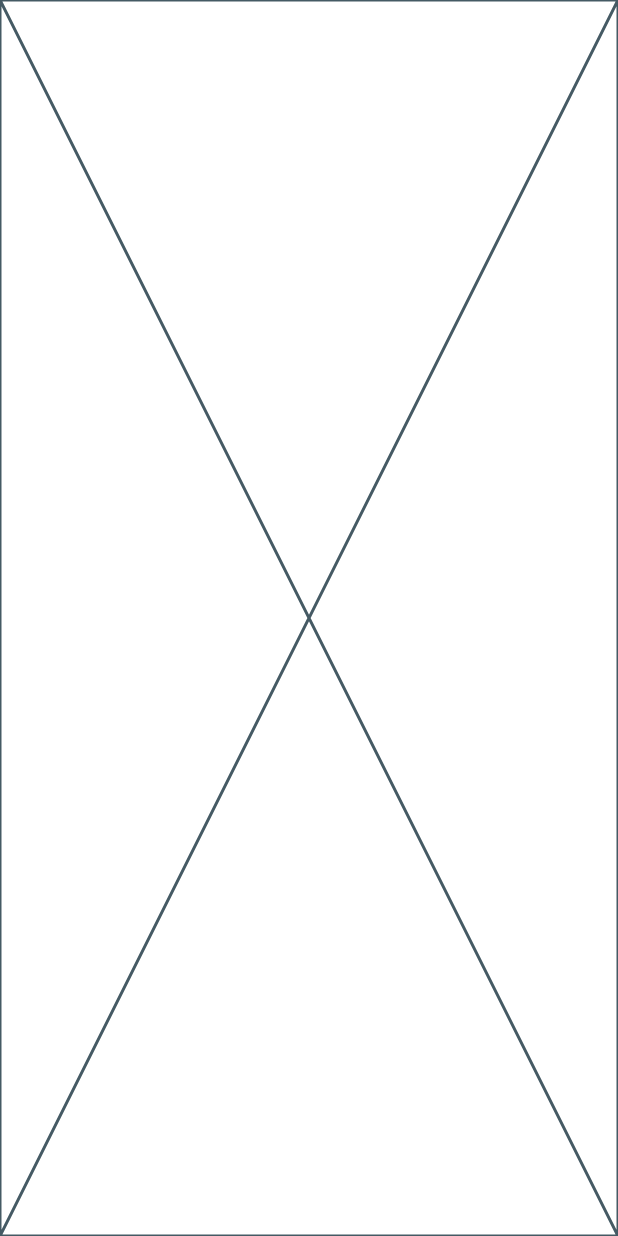
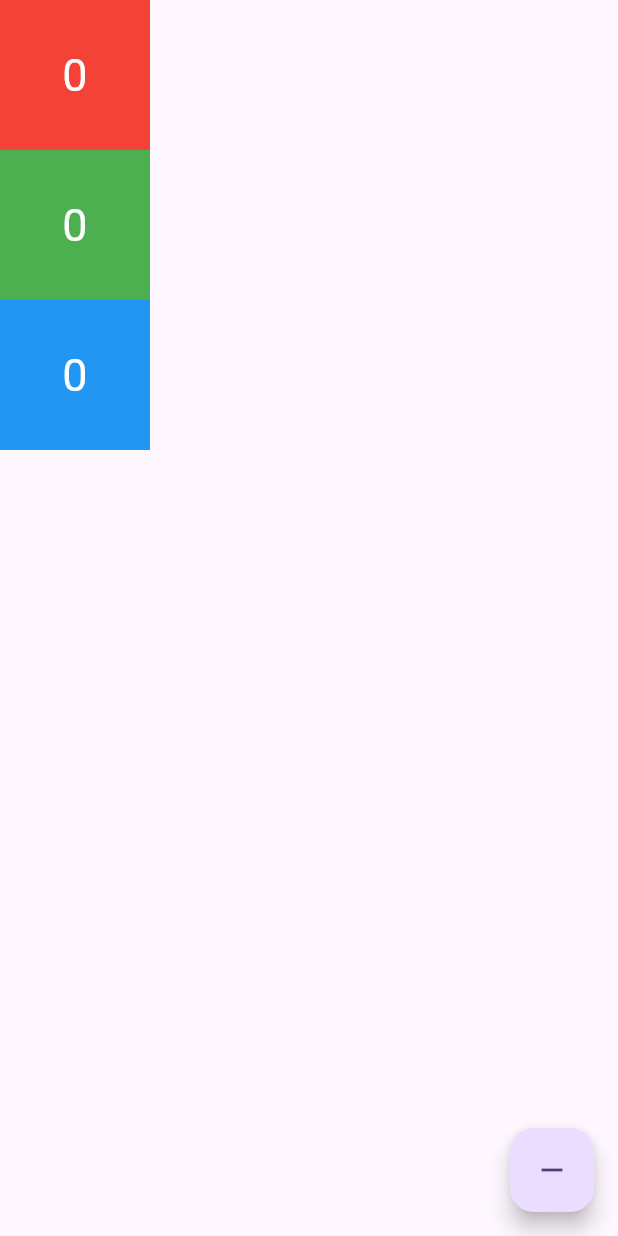
Before and after one commit to jjeejj/flutter_demo, a Flutter app: the screen it shows after launch, on a phone screen of 412 x 824 dp. Run offline on Flutter 3.47's test engine with Material 3 defaults, Android fonts, the phone set to English and light mode, and no system bars; our stand-ins replace flutter_riverpod, riverpod_annotation; generated files the repository leaves out were written again.

Commit message:
feat: widget key

```diff
--- a/lib/main.dart
+++ b/lib/main.dart
@@ -1,4 +1,5 @@
 import 'package:flutter/material.dart';
+import 'package:flutter_wechat_demo/pages/key/key.dart';
 
 import 'pages/post.dart';
 
@@ -14,6 +15,7 @@ class MyApp extends StatelessWidget {
   Widget build(BuildContext context) {
     return MaterialApp(
       title: 'Flutter Demo',
+      debugShowCheckedModeBanner: false,
       theme: ThemeData(
         // This is the theme of your application.
         //
@@ -33,7 +35,7 @@ class MyApp extends StatelessWidget {
         colorScheme: ColorScheme.fromSeed(seedColor: Colors.deepPurple),
         useMaterial3: true,
       ),
-      home: const PostEditPage(),
+      home: const TestKeyPage(),
     );
   }
 }
--- /dev/null
+++ b/lib/pages/key/key.dart
@@ -0,0 +1,63 @@
+import 'package:flutter/material.dart';
+
+class TestKeyPage extends StatefulWidget {
+  const TestKeyPage({super.key});
+
+  @override
+  State<StatefulWidget> createState() => _TestKeyPageState();
+}
+
+class _TestKeyPageState extends State<TestKeyPage> {
+  List<Widget> items = [
+    const TestKeyWidget(key:ValueKey(1),color: Colors.red),
+    const TestKeyWidget(key:ValueKey(2),color: Colors.green),
+    const TestKeyWidget(key:ValueKey(3),color: Colors.blue),
+    // const TestKeyWidget(color: Colors.yellow),
+    // const TestKeyWidget(color: Colors.orange),
+    // const TestKeyWidget(color: Colors.purple),
+    // const TestKeyWidget(color: Colors.pink),
+    // const TestKeyWidget(color: Colors.brown),
+  ];
+  @override
+  Widget build(BuildContext context) {
+    return Scaffold(
+        floatingActionButton: FloatingActionButton(
+          onPressed: () {
+            items.removeAt(0);
+            setState(() {});
+          },
+          child: const Icon(Icons.remove),
+        ),
+        body: Column(
+          children: items,
+        ));
+  }
+}
+
+class TestKeyWidget extends StatefulWidget {
+  final Color color;
+  const TestKeyWidget({super.key, required this.color});
+
+  @override
+  State<StatefulWidget> createState() => _TestKeyWidgetState();
+}
+
+class _TestKeyWidgetState extends State<TestKeyWidget> {
+  int count = 0;
+  void increment() {
+    setState(() {
+      ++count;
+    });
+  }
+
+  @override
+  Widget build(BuildContext context) => Container(
+      color: widget.color,
+      width: 100,
+      height: 100,
+      alignment: Alignment.center,
+      child: GestureDetector(
+        onTap: increment,
+        child: Text("$count", style: const TextStyle(color: Colors.white, fontSize: 30)),
+      ));
+}
```
Also changed, not shown: lib/pages/start/index.dart (added, +22 -0 lines), pubspec.yaml (+11 -2 lines), lib/pages/start/index.g.dart (added), 5 other files.
